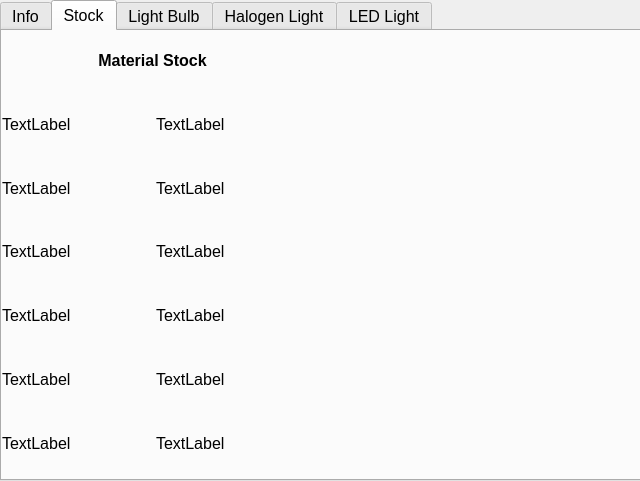
Above: Views/sub_win_production.ui from SevReith/Illumination-Game before the change. Below: the same form after it.
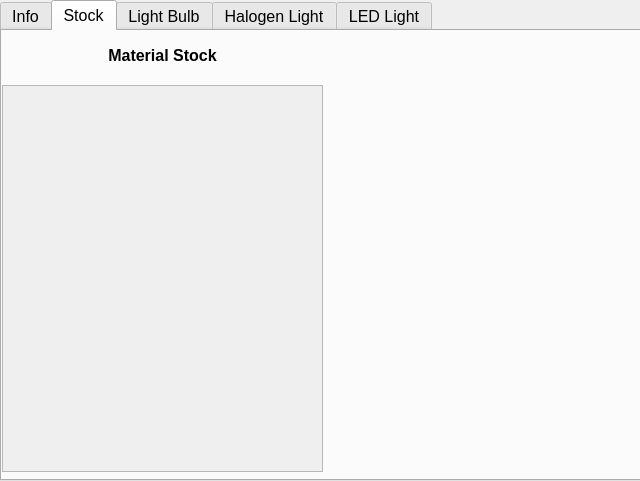
That is the form after the change. The open tabs and pages were chosen to show the change.

Commit message: Added material labels with scroll area in market and production

Diff of the .ui file:
```diff
--- a/Views/sub_win_production.ui
+++ b/Views/sub_win_production.ui
@@ -218,11 +218,11 @@
       <rect>
        <x>0</x>
        <y>0</y>
-       <width>301</width>
+       <width>321</width>
        <height>441</height>
       </rect>
      </property>
-     <layout class="QVBoxLayout" name="verticalLayout">
+     <layout class="QVBoxLayout" name="verticalLayout" stretch="1,8">
       <item>
        <widget class="QLabel" name="lbl_mat_stock">
         <property name="font">
@@ -243,112 +243,224 @@
        </widget>
       </item>
       <item>
-       <layout class="QHBoxLayout" name="horizontalLayout">
+       <widget class="QScrollArea" name="scrollArea_4">
+        <property name="horizontalScrollBarPolicy">
+         <enum>Qt::ScrollBarAlwaysOff</enum>
+        </property>
+        <property name="widgetResizable">
+         <bool>true</bool>
+        </property>
+        <widget class="QWidget" name="scrollAreaWidgetContents_4">
+         <property name="geometry">
+          <rect>
+           <x>0</x>
+           <y>0</y>
+           <width>317</width>
+           <height>383</height>
+          </rect>
+         </property>
+         <layout class="QVBoxLayout" name="verticalLayout_5">
+          <item>
+           <layout class="QHBoxLayout" name="horizontalLayout" stretch="2,1">
         <item>
          <widget class="QLabel" name="lbl_mat_name1">
           <property name="text">
-           <string>TextLabel</string>
+               <string/>
           </property>
          </widget>
         </item>
         <item>
          <widget class="QLabel" name="lbl_amount1">
           <property name="text">
-           <string>TextLabel</string>
+               <string/>
           </property>
          </widget>
         </item>
        </layout>
       </item>
       <item>
-       <layout class="QHBoxLayout" name="horizontalLayout_3">
+           <layout class="QHBoxLayout" name="horizontalLayout_3" stretch="2,1">
         <item>
          <widget class="QLabel" name="lbl_mat_name2">
           <property name="text">
-           <string>TextLabel</string>
+               <string/>
           </property>
          </widget>
         </item>
         <item>
          <widget class="QLabel" name="lbl_amount2">
           <property name="text">
-           <string>TextLabel</string>
+               <string/>
           </property>
          </widget>
         </item>
        </layout>
       </item>
       <item>
-       <layout class="QHBoxLayout" name="horizontalLayout_4">
+           <layout class="QHBoxLayout" name="horizontalLayout_4" stretch="2,1">
         <item>
          <widget class="QLabel" name="lbl_mat_name3">
           <property name="text">
-           <string>TextLabel</string>
+               <string/>
           </property>
          </widget>
         </item>
         <item>
          <widget class="QLabel" name="lbl_amount3">
           <property name="text">
-           <string>TextLabel</string>
+               <string/>
           </property>
          </widget>
         </item>
        </layout>
       </item>
       <item>
-       <layout class="QHBoxLayout" name="horizontalLayout_2">
+           <layout class="QHBoxLayout" name="horizontalLayout_2" stretch="2,1">
         <item>
          <widget class="QLabel" name="lbl_mat_name4">
           <property name="text">
-           <string>TextLabel</string>
+               <string/>
           </property>
          </widget>
         </item>
         <item>
          <widget class="QLabel" name="lbl_amount4">
           <property name="text">
-           <string>TextLabel</string>
+               <string/>
           </property>
          </widget>
         </item>
        </layout>
       </item>
       <item>
-       <layout class="QHBoxLayout" name="horizontalLayout_5">
+           <layout class="QHBoxLayout" name="horizontalLayout_5" stretch="2,1">
         <item>
          <widget class="QLabel" name="lbl_mat_name5">
           <property name="text">
-           <string>TextLabel</string>
+               <string/>
           </property>
          </widget>
         </item>
         <item>
          <widget class="QLabel" name="lbl_amount5">
           <property name="text">
-           <string>TextLabel</string>
+               <string/>
           </property>
          </widget>
         </item>
        </layout>
       </item>
       <item>
-       <layout class="QHBoxLayout" name="horizontalLayout_6">
+           <layout class="QHBoxLayout" name="horizontalLayout_6" stretch="2,1">
         <item>
          <widget class="QLabel" name="lbl_mat_name6">
           <property name="text">
-           <string>TextLabel</string>
+               <string/>
           </property>
          </widget>
         </item>
         <item>
          <widget class="QLabel" name="lbl_amount6">
           <property name="text">
-           <string>TextLabel</string>
+               <string/>
           </property>
          </widget>
         </item>
        </layout>
+          </item>
+          <item>
+           <layout class="QHBoxLayout" name="horizontalLayout_7" stretch="2,1">
+            <item>
+             <widget class="QLabel" name="lbl_mat_name7">
+              <property name="text">
+               <string/>
+              </property>
+             </widget>
+            </item>
+            <item>
+             <widget class="QLabel" name="lbl_amount7">
+              <property name="text">
+               <string/>
+              </property>
+             </widget>
+            </item>
+           </layout>
+          </item>
+          <item>
+           <layout class="QHBoxLayout" name="horizontalLayout_8" stretch="2,1">
+            <item>
+             <widget class="QLabel" name="lbl_mat_name8">
+              <property name="text">
+               <string/>
+              </property>
+             </widget>
+            </item>
+            <item>
+             <widget class="QLabel" name="lbl_amount8">
+              <property name="text">
+               <string/>
+              </property>
+             </widget>
+            </item>
+           </layout>
+          </item>
+          <item>
+           <layout class="QHBoxLayout" name="horizontalLayout_9" stretch="2,1">
+            <item>
+             <widget class="QLabel" name="lbl_mat_name9">
+              <property name="text">
+               <string/>
+              </property>
+             </widget>
+            </item>
+            <item>
+             <widget class="QLabel" name="lbl_amount9">
+              <property name="text">
+               <string/>
+              </property>
+             </widget>
+            </item>
+           </layout>
+          </item>
+          <item>
+           <layout class="QHBoxLayout" name="horizontalLayout_10" stretch="2,1">
+            <item>
+             <widget class="QLabel" name="lbl_mat_name10">
+              <property name="text">
+               <string/>
+              </property>
+             </widget>
+            </item>
+            <item>
+             <widget class="QLabel" name="lbl_amount10">
+              <property name="text">
+               <string/>
+              </property>
+             </widget>
+            </item>
+           </layout>
+          </item>
+          <item>
+           <layout class="QHBoxLayout" name="horizontalLayout_11" stretch="2,1">
+            <item>
+             <widget class="QLabel" name="lbl_mat_name11">
+              <property name="text">
+               <string/>
+              </property>
+             </widget>
+            </item>
+            <item>
+             <widget class="QLabel" name="lbl_amount11">
+              <property name="text">
+               <string/>
+              </property>
+             </widget>
+            </item>
+           </layout>
+          </item>
+         </layout>
+        </widget>
+       </widget>
       </item>
      </layout>
     </widget>
```
Lines whose indentation alone changed are shown as unchanged. The commit also changes 8 other files.
